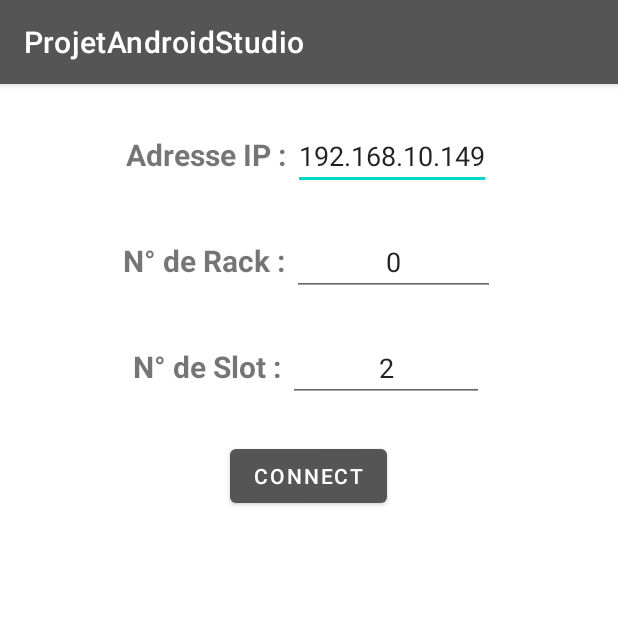
After one commit to LouisFitdevoie/ProjetAndroid, an Android app: the NiveauActivity screen opened directly, with no data from a screen before it, on a phone screen of 412 x 824 dp, the top half of it. The commit adds this screen. Run offline under Robolectric (Android 15) with nearby library versions, the phone set to English and light mode, and no system bars.

Commit message:
Ajout de l'activité d'avertissement de niveau de liquide

```diff
--- a/app/src/main/AndroidManifest.xml
+++ b/app/src/main/AndroidManifest.xml
@@ -2,8 +2,8 @@
 <manifest xmlns:android="http://schemas.android.com/apk/res/android"
     package="be.heh.fitdevoie.projetandroidstudio">
 
-    <uses-permission android:name="android.permission.INTERNET"/>
-    <uses-permission android:name="android.permission.ACCESS_NETWORK_STATE"/>
+    <uses-permission android:name="android.permission.INTERNET" />
+    <uses-permission android:name="android.permission.ACCESS_NETWORK_STATE" />
 
     <application
         android:allowBackup="true"
@@ -12,6 +12,9 @@
         android:roundIcon="@mipmap/ic_launcher_round"
         android:supportsRtl="true"
         android:theme="@style/Theme.ProjetAndroidStudio">
+        <activity
+            android:name=".Activities.NiveauActivity"
+            android:exported="false" />
         <activity
             android:name=".Activities.ComprimesActivity"
             android:exported="false" />
--- /dev/null
+++ b/app/src/main/java/be/heh/fitdevoie/projetandroidstudio/Activities/NiveauActivity.java
@@ -0,0 +1,16 @@
+package be.heh.fitdevoie.projetandroidstudio.Activities;
+
+import androidx.appcompat.app.AppCompatActivity;
+
+import android.os.Bundle;
+
+import be.heh.fitdevoie.projetandroidstudio.R;
+
+public class NiveauActivity extends AppCompatActivity {
+
+    @Override
+    protected void onCreate(Bundle savedInstanceState) {
+        super.onCreate(savedInstanceState);
+        setContentView(R.layout.activity_niveau);
+    }
+}
--- a/app/src/main/res/layout/activity_comprimes.xml
+++ b/app/src/main/res/layout/activity_comprimes.xml
@@ -239,7 +239,7 @@
                         android:textColor="@color/primary"/>
                     <Button
                         android:id="@+id/bt_comprimes_flaconsVides_write"
-                        android:layout_width="125dp"
+                        android:layout_width="match_parent"
                         android:layout_height="wrap_content"
                         android:text="Désactivé"
                         android:layout_marginRight="0dp"/>
@@ -258,7 +258,7 @@
                         android:textColor="@color/primary"/>
                     <Button
                         android:id="@+id/bt_comprimes_selecteurService_write"
-                        android:layout_width="125dp"
+                        android:layout_width="match_parent"
                         android:layout_height="wrap_content"
                         android:text="Désactivé"
                         android:layout_marginRight="0dp"/>
@@ -282,7 +282,7 @@
                         android:text="5"
                         android:textColor="@color/primary"
                         android:textAlignment="center"
-                        android:layout_marginRight="50dp"/>
+                        android:layout_marginRight="0dp"/>
                 </LinearLayout>
 
                 <LinearLayout
@@ -303,7 +303,7 @@
                         android:text="0"
                         android:textColor="@color/primary"
                         android:textAlignment="viewEnd"
-                        android:layout_marginRight="50dp"/>
+                        android:layout_marginRight="60dp"/>
                 </LinearLayout>
 
                 <LinearLayout
@@ -324,7 +324,7 @@
                         android:text="0"
                         android:textColor="@color/primary"
                         android:textAlignment="viewEnd"
-                        android:layout_marginRight="50dp"/>
+                        android:layout_marginRight="60dp"/>
                 </LinearLayout>
 
             </RelativeLayout>
--- /dev/null
+++ b/app/src/main/res/layout/activity_niveau.xml
@@ -0,0 +1,143 @@
+<?xml version="1.0" encoding="utf-8"?>
+<ScrollView xmlns:android="http://schemas.android.com/apk/res/android"
+    xmlns:app="http://schemas.android.com/apk/res-auto"
+    xmlns:tools="http://schemas.android.com/tools"
+    android:layout_width="match_parent"
+    android:layout_height="match_parent"
+    tools:context=".Activities.ComprimesActivity">
+    <RelativeLayout
+        android:layout_width="match_parent"
+        android:layout_height="match_parent">
+
+        <RelativeLayout
+            android:id="@+id/rl_niveau"
+            android:layout_width="match_parent"
+            android:layout_height="match_parent">
+            <RelativeLayout
+                android:id="@+id/rl_niveau_parametres"
+                android:layout_width="match_parent"
+                android:layout_height="wrap_content"
+                android:layout_centerHorizontal="true">
+                <LinearLayout
+                    android:id="@+id/ll_niveau_ip"
+                    android:layout_width="wrap_content"
+                    android:layout_height="match_parent"
+                    android:layout_centerHorizontal="true"
+                    android:layout_marginTop="25dp">
+                    <TextView
+                        android:layout_width="wrap_content"
+                        android:layout_height="wrap_content"
+                        android:text="Adresse IP : "
+                        android:textSize="20sp"
+                        android:textStyle="bold"/>
+                    <EditText
+                        android:id="@+id/et_niveau_ip"
+                        android:layout_width="wrap_content"
+                        android:layout_height="wrap_content"
+                        android:hint="Adresse IP"
+                        android:inputType="number"
+                        android:text="192.168.10.149"
+                        android:textAlignment="center"
+                        android:digits="0123456789."/>
+                </LinearLayout>
+
+                <LinearLayout
+                    android:id="@+id/ll_niveau_rack"
+                    android:layout_width="wrap_content"
+                    android:layout_height="match_parent"
+                    android:layout_centerHorizontal="true"
+                    android:layout_marginTop="25dp"
+                    android:layout_below="@+id/ll_niveau_ip">
+                    <TextView
+                        android:layout_width="wrap_content"
+                        android:layout_height="wrap_content"
+                        android:text="N° de Rack : "
+                        android:textSize="20sp"
+                        android:textStyle="bold"/>
+                    <EditText
+                        android:id="@+id/et_niveau_rack"
+                        android:layout_width="wrap_content"
+                        android:layout_height="wrap_content"
+                        android:hint="Numéro de rack"
+                        android:inputType="number"
+                        android:text="0"
+                        android:textAlignment="center"/>
+                </LinearLayout>
+
+                <LinearLayout
+                    android:id="@+id/ll_niveau_slot"
+                    android:layout_width="wrap_content"
+                    android:layout_height="match_parent"
+                    android:layout_centerHorizontal="true"
+                    android:layout_marginTop="25dp"
+                    android:layout_below="@+id/ll_niveau_rack">
+                    <TextView
+                        android:layout_width="wrap_content"
+                        android:layout_height="wrap_content"
+                        android:text="N° de Slot : "
+                        android:textSize="20sp"
+                        android:textStyle="bold"/>
+                    <EditText
+                        android:id="@+id/et_niveau_slot"
+                        android:layout_width="wrap_content"
+                        android:layout_height="wrap_content"
+                        android:hint="Numéro de slot"
+                        android:inputType="number"
+                        android:text="2"
+                        android:textAlignment="center"/>
+                </LinearLayout>
+
+                <TextView
+                    android:id="@+id/tv_niveau_parametres_errorText"
+                    android:layout_width="wrap_content"
+                    android:layout_height="wrap_content"
+                    android:maxHeight="0dp"
+                    android:layout_below="@+id/ll_niveau_slot"
+                    android:layout_marginTop="10dp"
+                    android:layout_centerHorizontal="true"
+                    android:layout_marginHorizontal="25dp"
+                    android:textAlignment="center"
+                    android:textColor="#FF0000"
+                    android:text=""
+                    android:visibility="gone"
+                    />
+            </RelativeLayout>
+
+            <RelativeLayout
+                android:id="@+id/rl_niveau_read"
+                android:layout_width="match_parent"
+                android:layout_height="wrap_content"
+                android:visibility="gone"
+                android:layout_below="@+id/rl_niveau_parametres"
+                android:layout_marginHorizontal="25dp"
+                android:layout_marginTop="25dp">
+
+            </RelativeLayout>
+
+            <RelativeLayout
+                android:id="@+id/rl_niveau_write"
+                android:layout_width="match_parent"
+                android:layout_height="wrap_content"
+                android:visibility="gone"
+                android:layout_below="@+id/rl_niveau_parametres"
+                android:layout_marginHorizontal="25dp"
+                android:layout_marginTop="25dp">
+
+
+            </RelativeLayout>
+        </RelativeLayout>
+
+        <Button
+            android:id="@+id/bt_comprimes"
+            android:layout_width="wrap_content"
+            android:layout_height="wrap_content"
+            android:layout_centerHorizontal="true"
+            android:layout_marginTop="25dp"
+            android:layout_marginBottom="25dp"
+            android:text="CONNECT"
+            android:onClick="onComprimesClickManager"
+            tools:ignore="OnClick"
+            android:layout_below="@+id/rl_niveau"/>
+
+    </RelativeLayout>
+</ScrollView>
```
